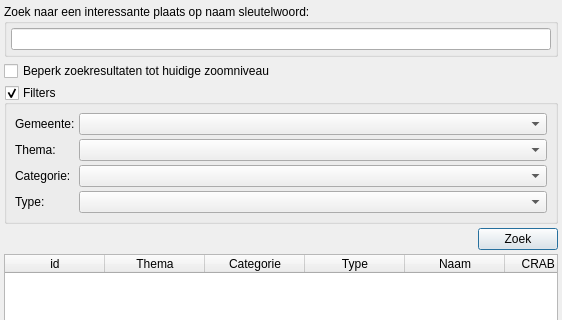
Above: ui_geopunt4QgisPoi.ui from warrieka/geopunt4Qgis before the change; both pictures show x 0 to 562 and y 0 to 320 of the 562 by 567 pixel window. Below: the same form after it.
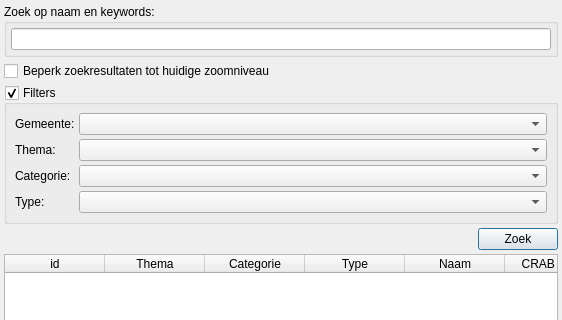
That is the form after the change. Icons and pictures are not drawn.

The edit to the form file:
```diff
--- a/ui_geopunt4QgisPoi.ui
+++ b/ui_geopunt4QgisPoi.ui
@@ -31,7 +31,7 @@
    <item>
     <widget class="QGroupBox" name="groupBox">
      <property name="title">
-      <string>Zoek naar een interessante plaats op naam sleutelwoord:</string>
+      <string>Zoek op naam en keywords:</string>
      </property>
      <layout class="QHBoxLayout" name="horizontalLayout">
       <item>
```
